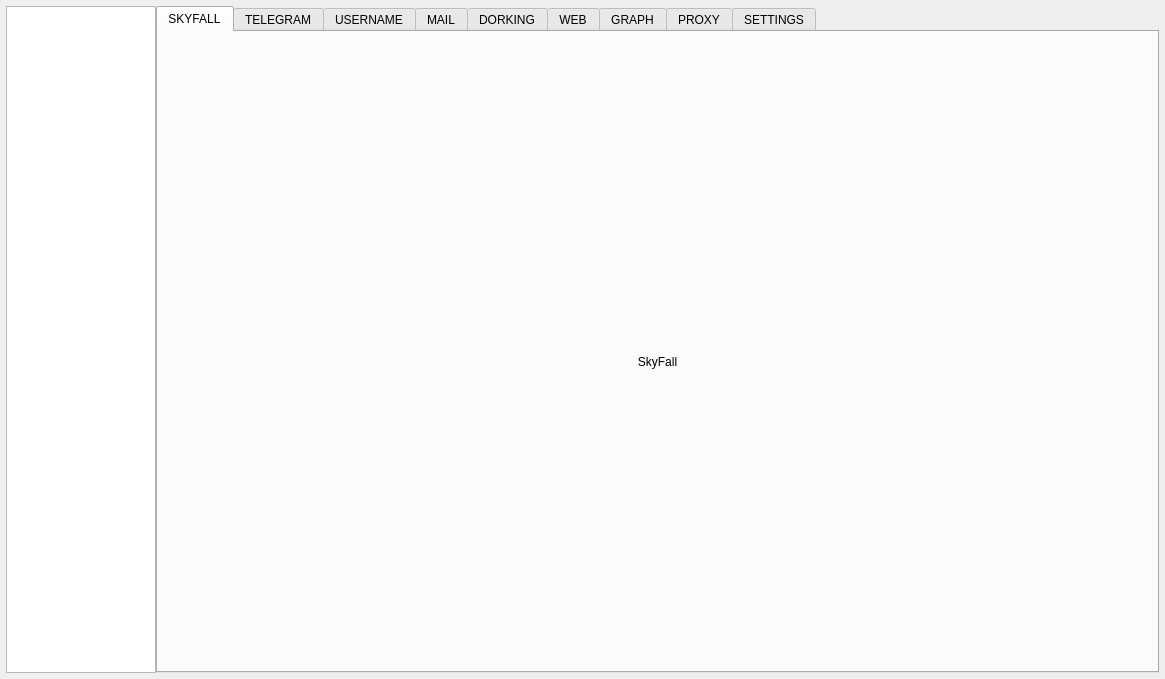
This is resources/form.ui in Nighty3098/SkyFall as Qt 5 draws it before an edit. The edited form follows.
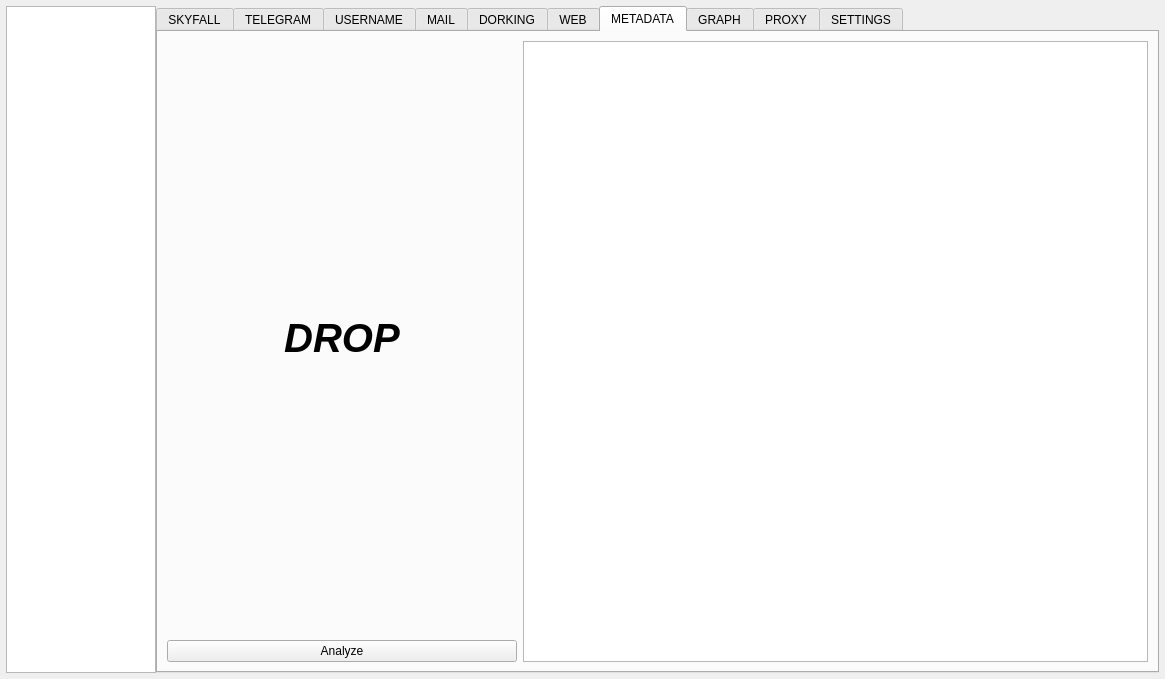
This is the edited form. The open tabs and pages were chosen to show the change.

Commit message: Add metadata tab with file drop widget and rename tabs to camelCase

```diff
--- a/resources/form.ui
+++ b/resources/form.ui
@@ -81,6 +81,12 @@
         </item>
         <item>
          <widget class="QLabel" name="winTitle">
+          <property name="font">
+           <font>
+            <italic>true</italic>
+            <bold>true</bold>
+           </font>
+          </property>
           <property name="text">
            <string>SkyFall</string>
           </property>
@@ -922,6 +928,52 @@
         </item>
        </layout>
       </widget>
+      <widget class="QWidget" name="metadataTab">
+       <attribute name="title">
+        <string>METADATA</string>
+       </attribute>
+       <layout class="QGridLayout" name="gridLayout_7">
+        <item row="0" column="0">
+         <widget class="QWidget" name="metadataFileDropWidget" native="true">
+          <property name="minimumSize">
+           <size>
+            <width>350</width>
+            <height>0</height>
+           </size>
+          </property>
+          <layout class="QVBoxLayout" name="verticalLayout">
+           <item>
+            <widget class="QLabel" name="label_8">
+             <property name="font">
+              <font>
+               <pointsize>30</pointsize>
+               <italic>true</italic>
+               <bold>true</bold>
+              </font>
+             </property>
+             <property name="text">
+              <string>DROP</string>
+             </property>
+             <property name="alignment">
+              <set>Qt::AlignmentFlag::AlignCenter</set>
+             </property>
+            </widget>
+           </item>
+          </layout>
+         </widget>
+        </item>
+        <item row="1" column="0">
+         <widget class="QPushButton" name="getMetadataButton">
+          <property name="text">
+           <string>Analyze</string>
+          </property>
+         </widget>
+        </item>
+        <item row="0" column="1" rowspan="2">
+         <widget class="QPlainTextEdit" name="metadataDebug"/>
+        </item>
+       </layout>
+      </widget>
       <widget class="QWidget" name="graphTab">
        <attribute name="title">
         <string>GRAPH</string>
```
Left out of the diff: 10 changed lines with no effect on the pictures. The commit also changes 2 other files.
